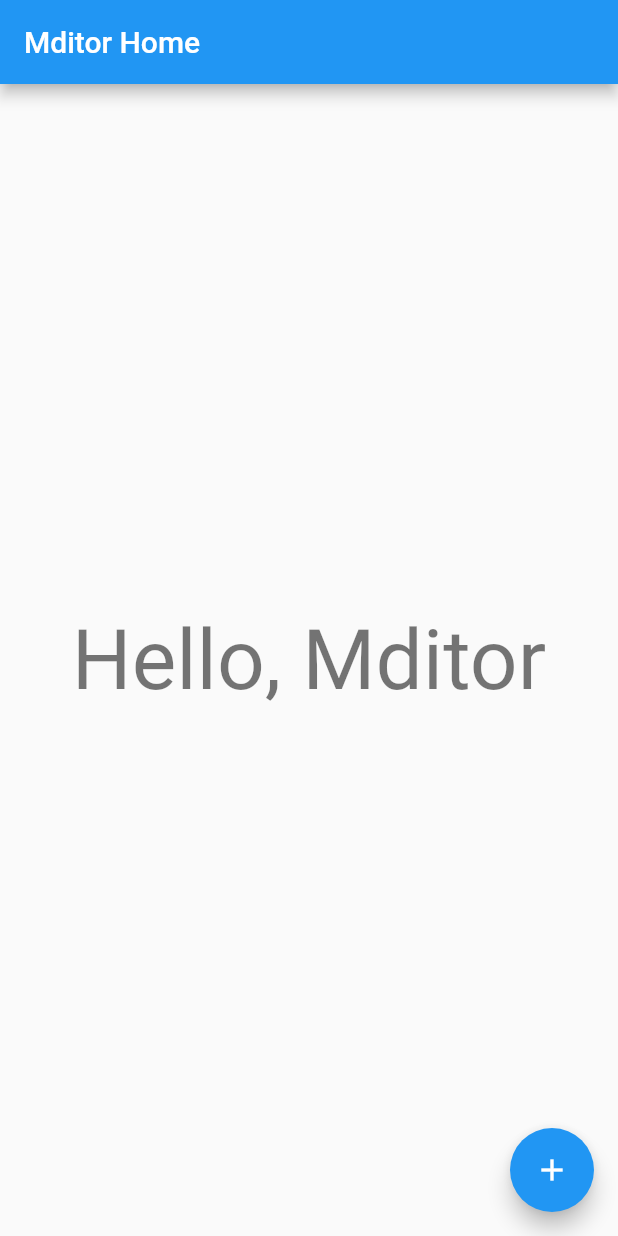
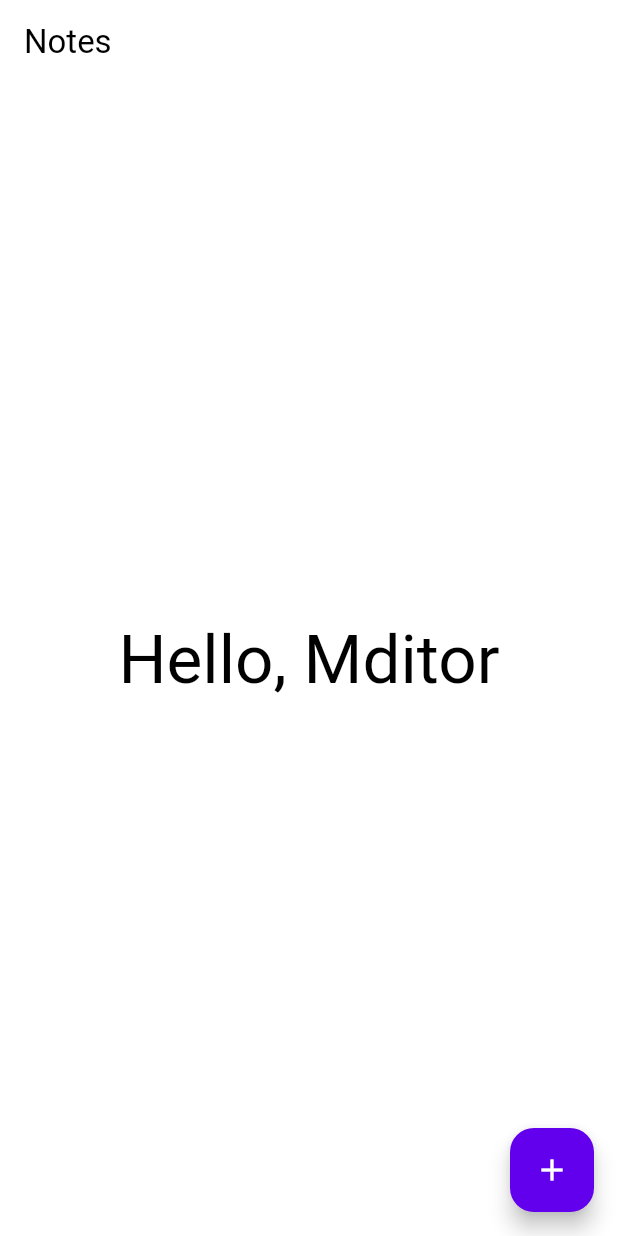
Before and after one commit to TasteOfIT/mditor, a Flutter app: the screen it shows after launch, on a phone screen of 412 x 824 dp. Run offline on Flutter 3.47's test engine with Material 2 defaults, Android fonts, the light colour scheme and no system bars.

Commit message:
[Le] Localization and theme

```diff
--- /dev/null
+++ b/lib/design/locale.dart
@@ -0,0 +1,11 @@
+import 'package:flutter/material.dart';
+import 'package:flutter_localizations/flutter_localizations.dart';
+
+import '../generated/l10n.dart';
+
+const List<LocalizationsDelegate<dynamic>> localizationDelegates = [
+  S.delegate,
+  GlobalMaterialLocalizations.delegate,
+  GlobalWidgetsLocalizations.delegate,
+  GlobalCupertinoLocalizations.delegate,
+];
--- /dev/null
+++ b/lib/design/theme.dart
@@ -0,0 +1,5 @@
+import 'package:flutter/material.dart';
+
+final ThemeData lightTheme = ThemeData.from(colorScheme: const ColorScheme.light(), useMaterial3: true);
+
+final ThemeData darkTheme = ThemeData.from(colorScheme: const ColorScheme.dark(), useMaterial3: true);
--- /dev/null
+++ b/lib/home/home.dart
@@ -0,0 +1,67 @@
+import 'package:flutter/material.dart';
+
+import '../generated/l10n.dart';
+
+class MyHomePage extends StatefulWidget {
+  const MyHomePage({Key? key, required this.onGenerateTitle}) : super(key: key);
+
+  final GenerateAppTitle onGenerateTitle;
+
+  @override
+  State<MyHomePage> createState() => _MyHomePageState();
+}
+
+class _MyHomePageState extends State<MyHomePage> {
+  void _addNote() {
+    setState(() {});
+  }
+
+  @override
+  Widget build(BuildContext context) {
+    // This method is rerun every time setState is called, for instance as done
+    // by the _incrementCounter method above.
+    //
+    // The Flutter framework has been optimized to make rerunning build methods
+    // fast, so that you can just rebuild anything that needs updating rather
+    // than having to individually change instances of widgets.
+    return Scaffold(
+      appBar: AppBar(
+        // Here we take the value from the MyHomePage object that was created by
+        // the App.build method, and use it to set our appbar title.
+        title: Text(widget.onGenerateTitle(context)),
+      ),
+      body: Center(
+        // Center is a layout widget. It takes a single child and positions it
+        // in the middle of the parent.
+        child: Column(
+          // Column is also a layout widget. It takes a list of children and
+          // arranges them vertically. By default, it sizes itself to fit its
+          // children horizontally, and tries to be as tall as its parent.
+          //
+          // Invoke "debug painting" (press "p" in the console, choose the
+          // "Toggle Debug Paint" action from the Flutter Inspector in Android
+          // Studio, or the "Toggle Debug Paint" command in Visual Studio Code)
+          // to see the wireframe for each widget.
+          //
+          // Column has various properties to control how it sizes itself and
+          // how it positions its children. Here we use mainAxisAlignment to
+          // center the children vertically; the main axis here is the vertical
+          // axis because Columns are vertical (the cross axis would be
+          // horizontal).
+          mainAxisAlignment: MainAxisAlignment.center,
+          children: <Widget>[
+            Text(
+              S.of(context).hello(S.of(context).appName),
+              style: Theme.of(context).textTheme.headline2,
+            ),
+          ],
+        ),
+      ),
+      floatingActionButton: FloatingActionButton(
+        onPressed: _addNote,
+        tooltip: S.of(context).add,
+        child: const Icon(Icons.add),
+      ), // This trailing comma makes auto-formatting nicer for build methods.
+    );
+  }
+}
--- a/lib/main.dart
+++ b/lib/main.dart
@@ -1,4 +1,9 @@
 import 'package:flutter/material.dart';
+
+import 'design/locale.dart';
+import 'design/theme.dart';
+import 'generated/l10n.dart';
+import 'home/home.dart';
 
 void main() {
   runApp(const MyApp());
@@ -11,93 +16,12 @@ class MyApp extends StatelessWidget {
   @override
   Widget build(BuildContext context) {
     return MaterialApp(
-      title: 'Mditor',
-      theme: ThemeData(
-        // This is the theme of your application.
-        //
-        // Try running your application with "flutter run". You'll see the
-        // application has a blue toolbar. Then, without quitting the app, try
-        // changing the primarySwatch below to Colors.green and then invoke
-        // "hot reload" (press "r" in the console where you ran "flutter run",
-        // or simply save your changes to "hot reload" in a Flutter IDE).
-        // Notice that the counter didn't reset back to zero; the application
-        // is not restarted.
-        primarySwatch: Colors.blue,
-      ),
-      home: const MyHomePage(title: 'Mditor Home'),
+      onGenerateTitle: (context) => S.of(context).appName,
+      localizationsDelegates: localizationDelegates,
+      supportedLocales: S.delegate.supportedLocales,
+      theme: lightTheme,
+      darkTheme: darkTheme,
+      home: MyHomePage(onGenerateTitle: (context) => S.of(context).home),
     );
   }
 }
-
-class MyHomePage extends StatefulWidget {
-  const MyHomePage({Key? key, required this.title}) : super(key: key);
-
-  // This widget is the home page of your application. It is stateful, meaning
-  // that it has a State object (defined below) that contains fields that affect
-  // how it looks.
-
-  // This class is the configuration for the state. It holds the values (in this
-  // case the title) provided by the parent (in this case the App widget) and
-  // used by the build method of the State. Fields in a Widget subclass are
-  // always marked "final".
-
-  final String title;
-
-  @override
-  State<MyHomePage> createState() => _MyHomePageState();
-}
-
-class _MyHomePageState extends State<MyHomePage> {
-  void _addNote() {
-    setState(() {});
-  }
-
-  @override
-  Widget build(BuildContext context) {
-    // This method is rerun every time setState is called, for instance as done
-    // by the _incrementCounter method above.
-    //
-    // The Flutter framework has been optimized to make rerunning build methods
-    // fast, so that you can just rebuild anything that needs updating rather
-    // than having to individually change instances of widgets.
-    return Scaffold(
-      appBar: AppBar(
-        // Here we take the value from the MyHomePage object that was created by
-        // the App.build method, and use it to set our appbar title.
-        title: Text(widget.title),
-      ),
-      body: Center(
-        // Center is a layout widget. It takes a single child and positions it
-        // in the middle of the parent.
-        child: Column(
-          // Column is also a layout widget. It takes a list of children and
-          // arranges them vertically. By default, it sizes itself to fit its
-          // children horizontally, and tries to be as tall as its parent.
-          //
-          // Invoke "debug painting" (press "p" in the console, choose the
-          // "Toggle Debug Paint" action from the Flutter Inspector in Android
-          // Studio, or the "Toggle Debug Paint" command in Visual Studio Code)
-          // to see the wireframe for each widget.
-          //
-          // Column has various properties to control how it sizes itself and
-          // how it positions its children. Here we use mainAxisAlignment to
-          // center the children vertically; the main axis here is the vertical
-          // axis because Columns are vertical (the cross axis would be
-          // horizontal).
-          mainAxisAlignment: MainAxisAlignment.center,
-          children: <Widget>[
-            Text(
-              'Hello, Mditor',
-              style: Theme.of(context).textTheme.headline2,
-            ),
-          ],
-        ),
-      ),
-      floatingActionButton: FloatingActionButton(
-        onPressed: _addNote,
-        tooltip: 'Add',
-        child: const Icon(Icons.add),
-      ), // This trailing comma makes auto-formatting nicer for build methods.
-    );
-  }
-}
--- a/pubspec.yaml
+++ b/pubspec.yaml
@@ -29,7 +29,8 @@ environment:
 dependencies:
   flutter:
     sdk: flutter
-
+  flutter_localizations:
+    sdk: flutter
 
   # The following adds the Cupertino Icons font to your application.
   # Use with the CupertinoIcons class for iOS style icons.
@@ -87,3 +88,5 @@ flutter:
   #
   # For details regarding fonts from package dependencies,
   # see https://flutter.dev/custom-fonts/#from-packages
+flutter_intl:
+  enabled: true
```
Also changed, not shown: lib/l10n/intl_en.arb (added, +22 -0 lines), lib/l10n/intl_zh_CN.arb (added, +7 -0 lines), lib/generated/intl/messages_all.dart (added), lib/generated/intl/messages_en.dart (added), lib/generated/intl/messages_zh_CN.dart (added), lib/generated/l10n.dart (added), pubspec.lock, 2 other files.
